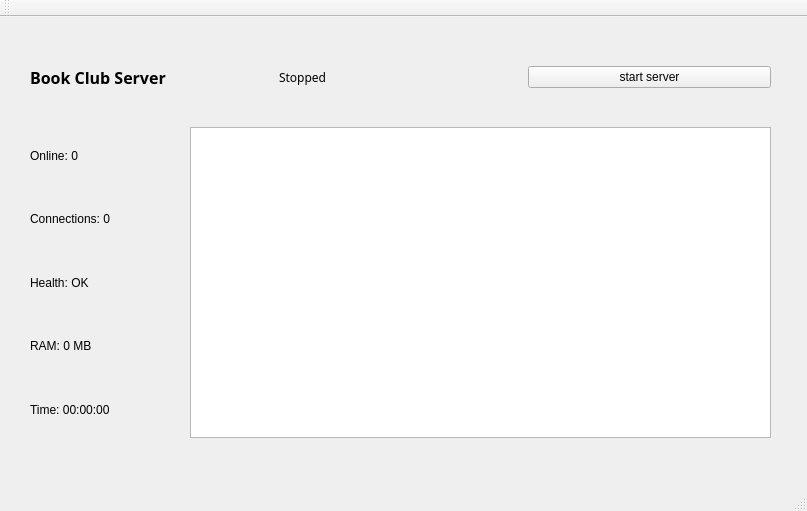
Before: the Qt Designer form Server/ui/ServerWindow.ui in moshtaba13/Book_Club, drawn with Qt 5.
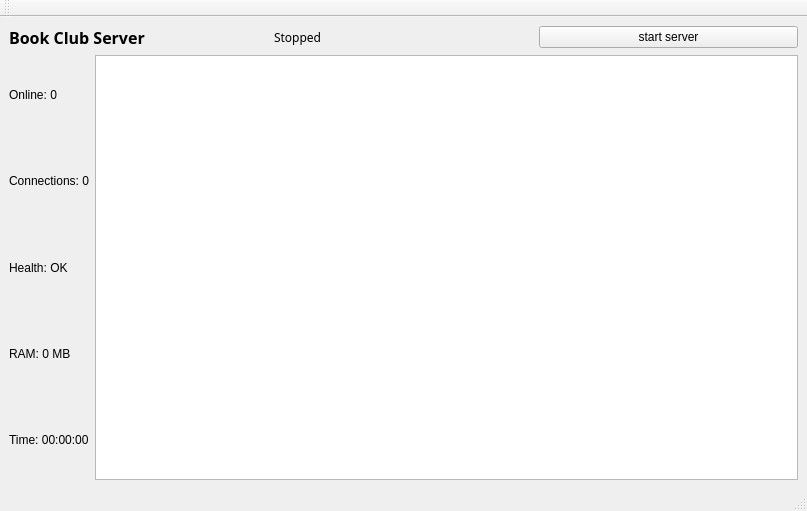
After: the same form once the commit is applied.

Commit message: feat: add layout to form

Diff of the .ui file:
```diff
--- a/Server/ui/ServerWindow.ui
+++ b/Server/ui/ServerWindow.ui
@@ -14,28 +14,8 @@
    <string>MainWindow</string>
   </property>
   <widget class="QWidget" name="centralwidget">
-   <widget class="QTextEdit" name="logTextEdit">
-    <property name="geometry">
-     <rect>
-      <x>190</x>
-      <y>110</y>
-      <width>581</width>
-      <height>311</height>
-     </rect>
-    </property>
-    <property name="readOnly">
-     <bool>true</bool>
-    </property>
-   </widget>
-   <widget class="QWidget" name="horizontalLayoutWidget">
-    <property name="geometry">
-     <rect>
-      <x>30</x>
-      <y>30</y>
-      <width>741</width>
-      <height>61</height>
-     </rect>
-    </property>
+   <layout class="QGridLayout" name="gridLayout">
+    <item row="0" column="0" colspan="2">
     <layout class="QHBoxLayout" name="topBar">
      <item>
       <widget class="QLabel" name="lblTitle">
@@ -71,16 +51,8 @@
       </widget>
      </item>
     </layout>
-   </widget>
-   <widget class="QWidget" name="verticalLayoutWidget">
-    <property name="geometry">
-     <rect>
-      <x>30</x>
-      <y>110</y>
-      <width>131</width>
-      <height>311</height>
-     </rect>
-    </property>
+    </item>
+    <item row="1" column="0">
     <layout class="QVBoxLayout" name="statsBar">
      <item>
       <widget class="QLabel" name="lblOnlineClients">
@@ -118,7 +90,15 @@
       </widget>
      </item>
     </layout>
-   </widget>
+    </item>
+    <item row="1" column="1">
+     <widget class="QTextEdit" name="logTextEdit">
+      <property name="readOnly">
+       <bool>true</bool>
+      </property>
+     </widget>
+    </item>
+   </layout>
   </widget>
   <widget class="QStatusBar" name="statusbar"/>
   <widget class="QToolBar" name="toolBar">
```
Lines whose indentation alone changed are shown as unchanged.
